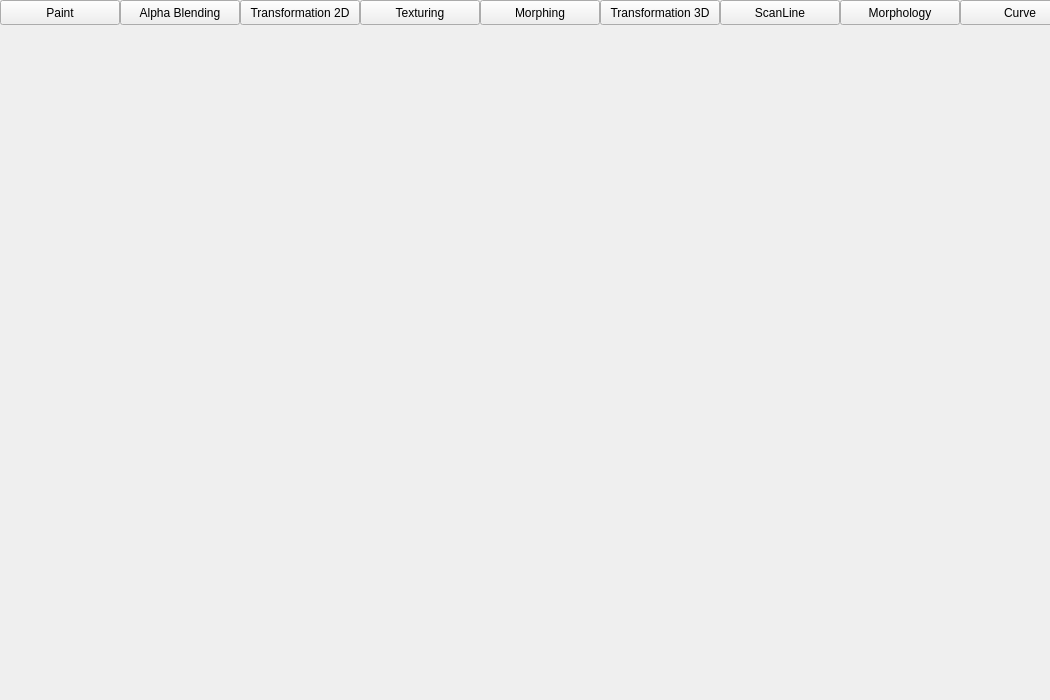
This is mainwindow.ui in RafikFafik/miniGimp as Qt 5 draws it before an edit. The edited form follows.
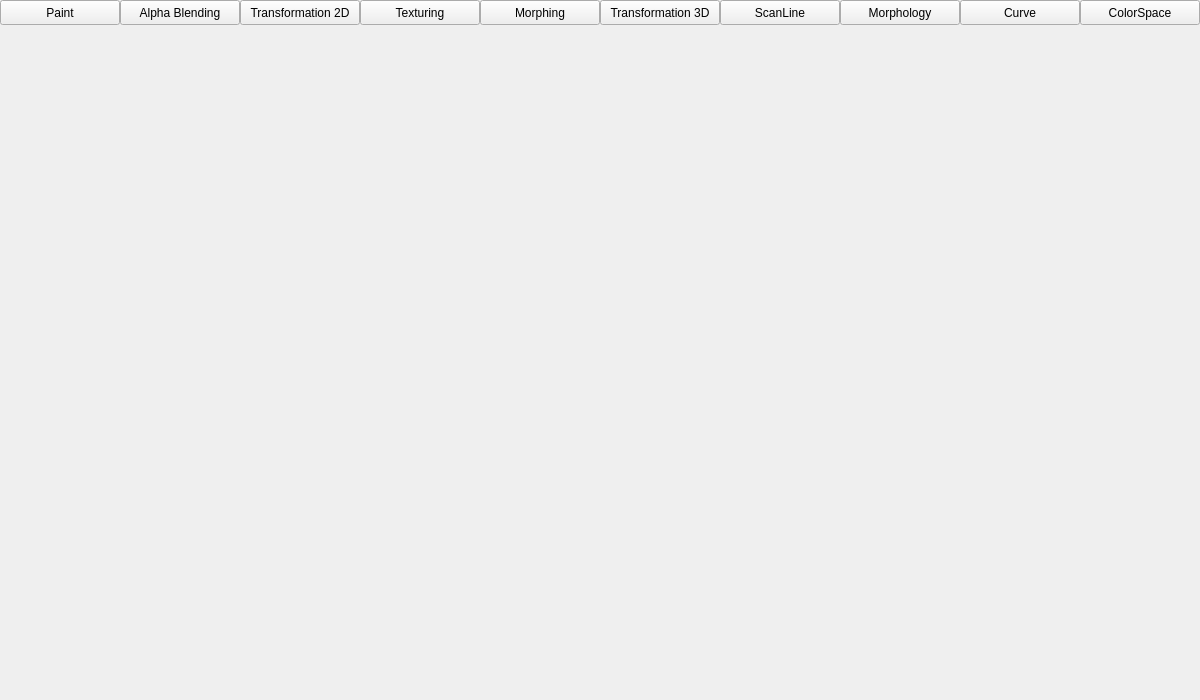
This is the edited form.

Commit message: color space

Patch:
```diff
--- a/mainwindow.ui
+++ b/mainwindow.ui
@@ -6,7 +6,7 @@
    <rect>
     <x>0</x>
     <y>0</y>
-    <width>1050</width>
+    <width>1200</width>
     <height>700</height>
    </rect>
   </property>
@@ -147,6 +147,19 @@
      <string>Curve</string>
     </property>
    </widget>
+   <widget class="QPushButton" name="color_space">
+    <property name="geometry">
+     <rect>
+      <x>1080</x>
+      <y>0</y>
+      <width>120</width>
+      <height>25</height>
+     </rect>
+    </property>
+    <property name="text">
+     <string>ColorSpace</string>
+    </property>
+   </widget>
   </widget>
   <action name="actionexit">
    <property name="text">
```
The commit also changes 9 other files.
